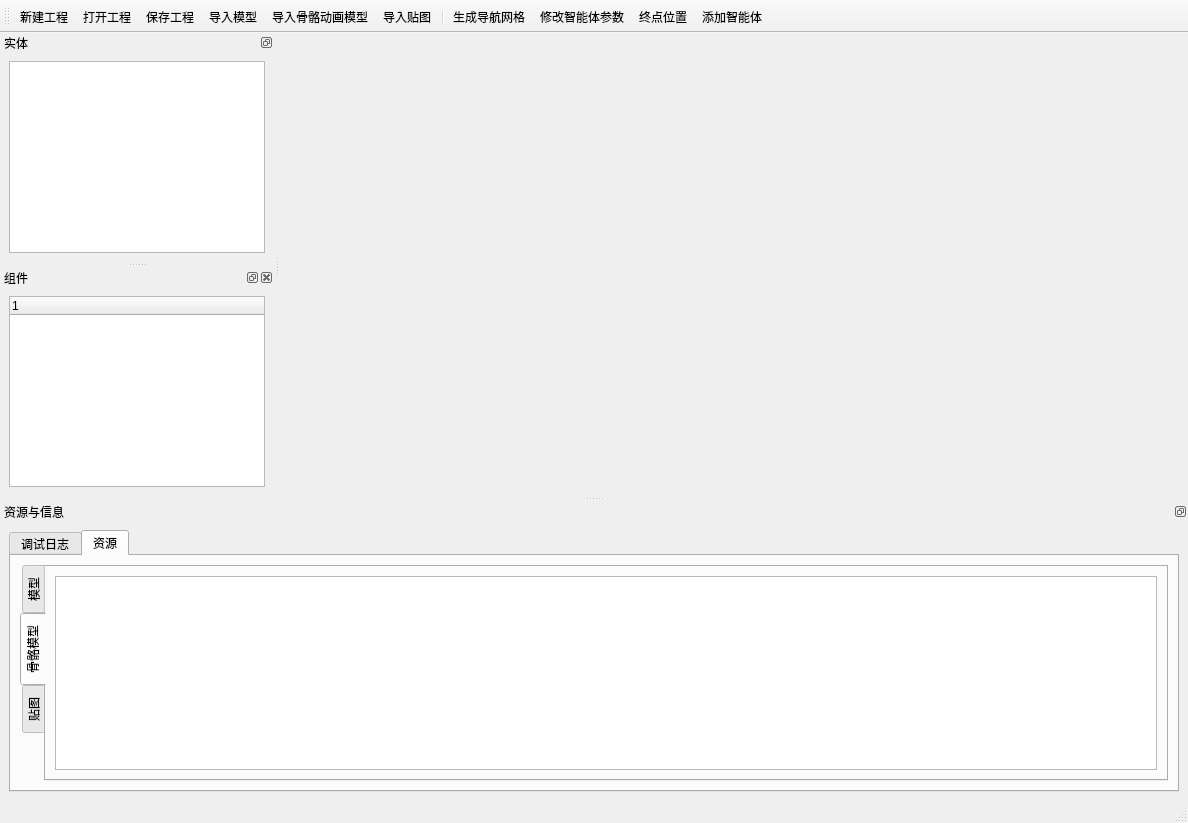
The window that src/Runtime/MainWindow.ui (StoneHappy/for_graduation) describes before a commit, drawn with Qt 5.
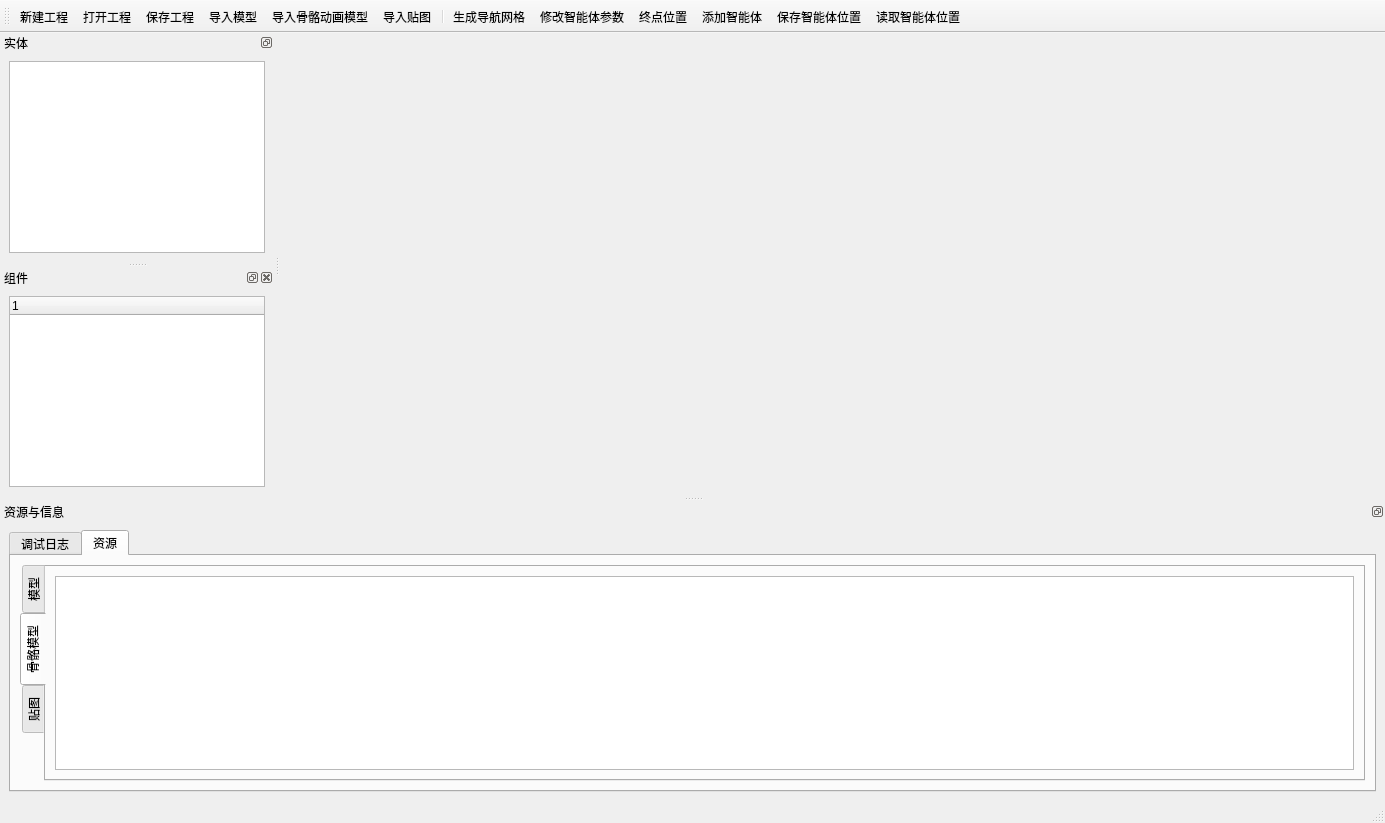
The same window after the commit. Icons and pictures are not drawn. Custom widgets are drawn as their Qt base class.

```diff
--- a/src/Runtime/MainWindow.ui
+++ b/src/Runtime/MainWindow.ui
@@ -6,7 +6,7 @@
    <rect>
     <x>0</x>
     <y>0</y>
-    <width>1188</width>
+    <width>1385</width>
     <height>823</height>
    </rect>
   </property>
@@ -43,6 +43,8 @@
    <addaction name="actAgentParam"/>
    <addaction name="actAgentTarget"/>
    <addaction name="actAddAgent"/>
+   <addaction name="actSaveAgent"/>
+   <addaction name="actReadAgent"/>
   </widget>
   <widget class="QDockWidget" name="dockEntity">
    <property name="features">
@@ -429,6 +431,30 @@
     <string>终点位置</string>
    </property>
   </action>
+  <action name="actSaveAgent">
+   <property name="icon">
+    <iconset resource="../../resources/resources.qrc">
+     <normaloff>:/images/saveAgent.png</normaloff>:/images/saveAgent.png</iconset>
+   </property>
+   <property name="text">
+    <string>保存智能体位置</string>
+   </property>
+   <property name="toolTip">
+    <string>保存智能体位置</string>
+   </property>
+  </action>
+  <action name="actReadAgent">
+   <property name="icon">
+    <iconset resource="../../resources/resources.qrc">
+     <normaloff>:/images/readAgent.png</normaloff>:/images/readAgent.png</iconset>
+   </property>
+   <property name="text">
+    <string>读取智能体位置</string>
+   </property>
+   <property name="toolTip">
+    <string>读取智能体位置</string>
+   </property>
+  </action>
  </widget>
  <customwidgets>
   <customwidget>
```
